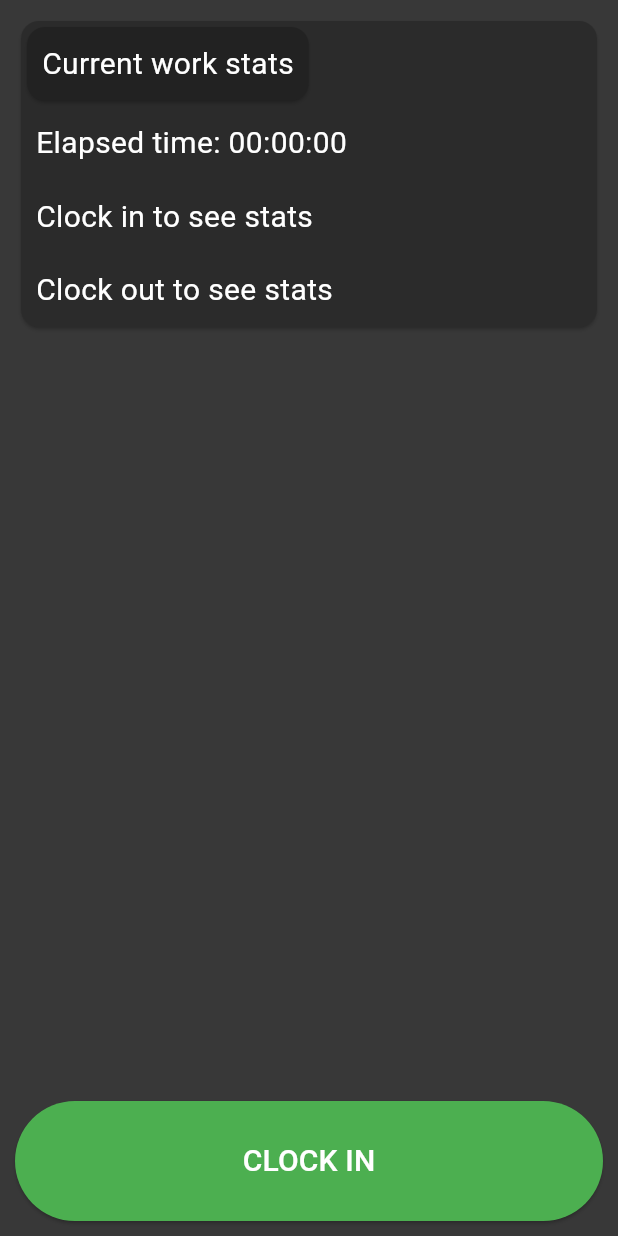
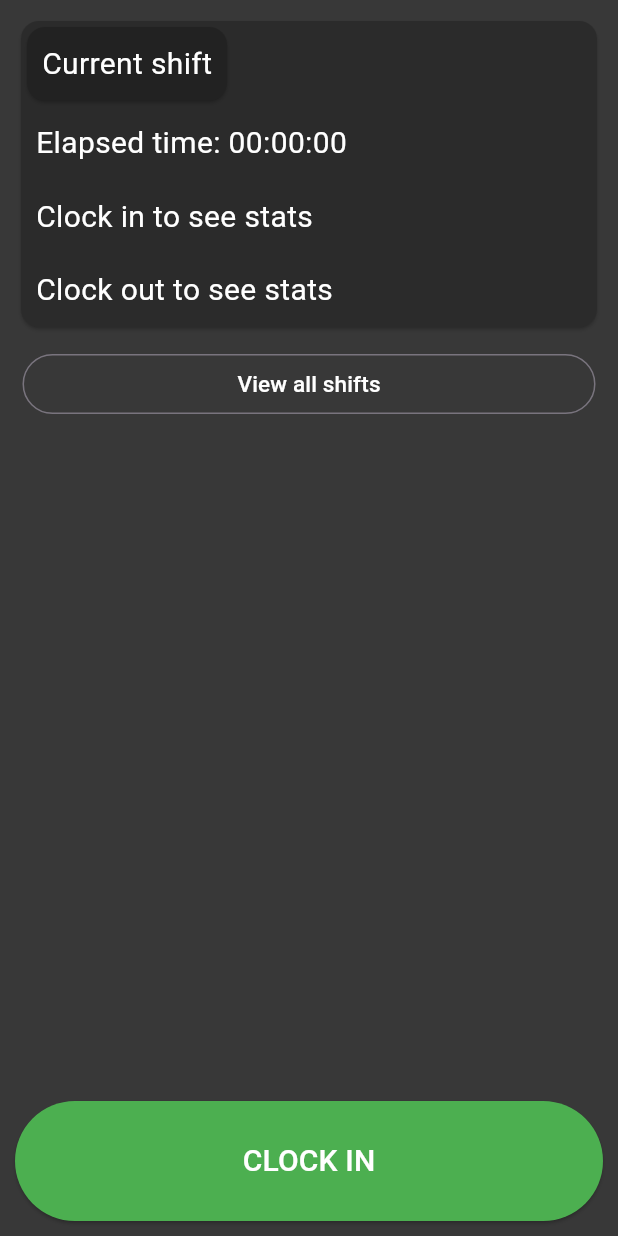
Before and after one commit to D0m1s/Clocker, a Flutter app: the screen it shows after launch, on a phone screen of 412 x 824 dp. Run offline on Flutter 3.47's test engine with Material 3 defaults, Android fonts, the phone set to English and light mode, and no system bars.

Commit message:
Added ability to view previous shifts

```diff
--- a/lib/main.dart
+++ b/lib/main.dart
@@ -16,7 +16,7 @@ class MyApp extends StatelessWidget {
     return ChangeNotifierProvider(
       create: (context) => AppState(),
       child: MaterialApp(
-        title: 'Flutter Demo',
+        title: 'Clocker',
         theme: ThemeData(
           useMaterial3: true,
         ),
--- a/lib/pages/home_page.dart
+++ b/lib/pages/home_page.dart
@@ -1,3 +1,4 @@
+import 'package:clockin_clockout_flutter/pages/all_shifts_page.dart';
 import 'package:flutter/material.dart';
 import 'package:provider/provider.dart';
 import '../../states/app_state.dart';
@@ -10,10 +11,11 @@ class HomePage extends StatelessWidget {
   Widget build(BuildContext context) {
     return Scaffold(
       backgroundColor: Color.fromRGBO(56, 56, 56, 1),
-      body: Center(
-        child: SafeArea(
+      body: SafeArea(
         child: Column(
           mainAxisAlignment: MainAxisAlignment.spaceBetween,
+          children: [
+            Column(
               children: [
                 Container(
                   margin: const EdgeInsets.all(10),
@@ -21,12 +23,29 @@ class HomePage extends StatelessWidget {
                   child: TopTimingCard()
                 ),
                 Container(
+                  margin: const EdgeInsets.only(left: 15, right: 15),
+                  width: double.infinity,
+                    child: OutlinedButton(
+                      child: Text("View all shifts",
+                          style:
+                              TextStyle(fontSize: 15, color: Colors.white)),
+                      onPressed: () {
+                        Navigator.push(
+                          context,
+                          MaterialPageRoute(
+                              builder: (context) => AllShiftsPage()),
+                        );
+                      },
+                    )
+                ),
+              ],
+            ),
+            Container(
               margin: const EdgeInsets.all(10),
               width: double.infinity,
               child: ClockButton()
             ),
           ],
-          ),
         ),
       ),
     );
@@ -65,9 +84,9 @@ class TopTimingCard extends StatelessWidget {
       currentColor = defaultCardColor;
     }
 
-    var hours = appState.timeElapsed.inHours.toString().padLeft(2, '0').toString();
-    var minutes = appState.timeElapsed.inMinutes.remainder(60).toString().padLeft(2, '0').toString();
-    var seconds = appState.timeElapsed.inSeconds.remainder(60).toString().padLeft(2, '0').toString();
+    var hours = appState.timeElapsed.inHours.toString().padLeft(2, '0');
+    var minutes = appState.timeElapsed.inMinutes.remainder(60).toString().padLeft(2, '0');
+    var seconds = appState.timeElapsed.inSeconds.remainder(60).toString().padLeft(2, '0');
 
     return Card(
       color: currentColor,
@@ -76,7 +95,7 @@ class TopTimingCard extends StatelessWidget {
         children: [
           Card(
             color: Color.fromRGBO(34, 34, 34, 1),
-            child: Container(margin: const EdgeInsets.all(10),child: Text("Current work stats", style: TextStyle(fontSize: 20, color: Colors.white)))
+            child: Container(margin: const EdgeInsets.all(10),child: Text("Current shift", style: TextStyle(fontSize: 20, color: Colors.white)))
           ),
           Container(
             margin: const EdgeInsets.all(10),
--- a/lib/states/app_state.dart
+++ b/lib/states/app_state.dart
@@ -18,6 +18,7 @@ class AppState extends ChangeNotifier {
 
   void toggleClock() {
     if (!clockedIn) {
+      timeElapsed = Duration();
       clockInTimes.add(DateTime.now());
       buttonText = "CLOCK OUT";
       buttonColor = Colors.red;
--- a/pubspec.yaml
+++ b/pubspec.yaml
@@ -14,6 +14,7 @@ dependencies:
 
   provider: ^6.0.0
   intl: ^0.17.0
+  collection: ^1.15.0
 
 dev_dependencies:
   flutter_test:
```
Also changed, not shown: lib/pages/all_shifts_page.dart (added, +59 -0 lines), lib/pages/components/shift_card.dart (added, +58 -0 lines), pubspec.lock. Lines whose indentation alone changed are shown as unchanged.
